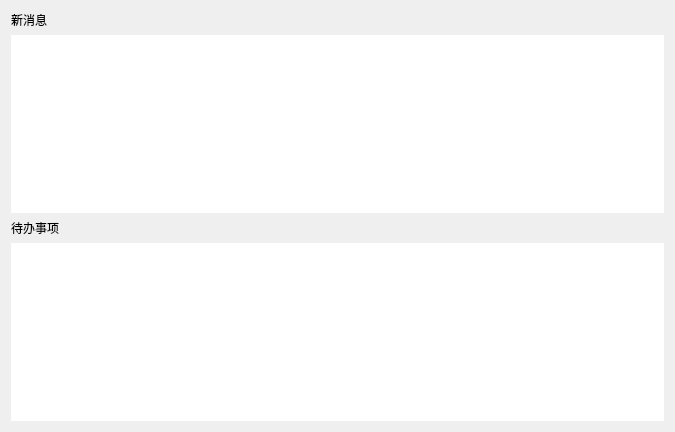
weijiang1994/BookManage, file ui/home_window.ui: the form before one commit.
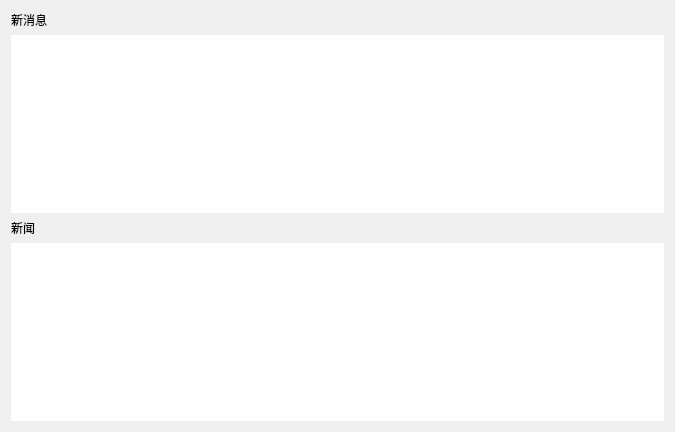
The form after the commit.

Commit message:
首页增加博客园推荐新闻
1.首页增加博客园推荐新闻
2.通过class来定义相同控件的不同风格
3.gitignore文件增加test文件忽略策略

```diff
--- a/ui/home_window.ui
+++ b/ui/home_window.ui
@@ -43,7 +43,7 @@
         <string notr="true"/>
        </property>
        <property name="text">
-        <string>待办事项</string>
+        <string>新闻</string>
        </property>
       </widget>
      </item>
```
Left out of the diff: 2 changed lines with no effect on the pictures. The commit also changes 6 other files.
